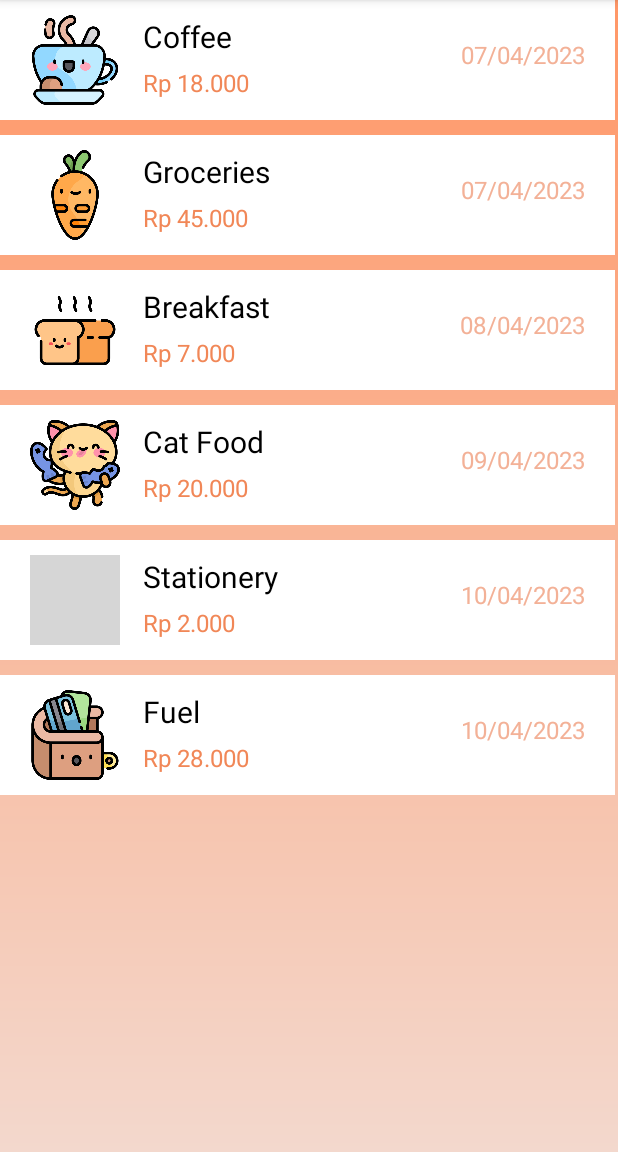
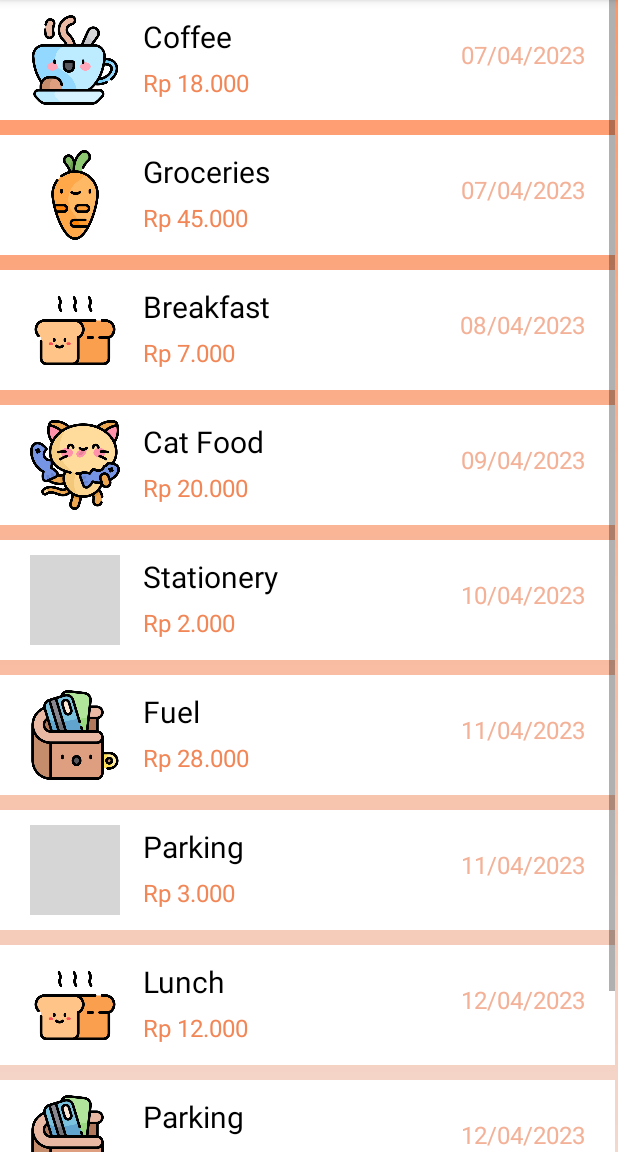
Before and after one commit to liecy/pbp-andro, an Android app: the fragment SecondFragment placed in its activity, on a phone screen of 412 x 824 dp, the part 84-1236 px from its top. Run offline under Robolectric (Android 15) with nearby library versions, the phone set to English and light mode, and no system bars; 3 statements that could not run were skipped; grey boxes are pictures that could not be loaded.

Commit message:
add data 7-10

```diff
--- a/app/src/main/java/id/ac/unri/platformandrorahmi2/SecondFragment.java
+++ b/app/src/main/java/id/ac/unri/platformandrorahmi2/SecondFragment.java
@@ -67,13 +67,17 @@ public class SecondFragment extends Fragment {
         ListView listView = view.findViewById(R.id.listview);
         ArrayList<ListData> listData = new ArrayList<>();
 
-        ListData data1, data2, data3, data4, data5, data6;
+        ListData data1, data2, data3, data4, data5, data6, data7, data8, data9, data10;
         data1 = new ListData("Coffee", "Rp 18.000", "07/04/2023", R.drawable.coffee);
         data2 = new ListData("Groceries", "Rp 45.000", "07/04/2023", R.drawable.carrot);
         data3 = new ListData("Breakfast", "Rp 7.000", "08/04/2023", R.drawable.bread);
         data4 = new ListData("Cat Food", "Rp 20.000", "09/04/2023", R.drawable.kitty);
         data5 = new ListData("Stationery", "Rp 2.000", "10/04/2023", R.drawable.pen);
-        data6 = new ListData("Fuel", "Rp 28.000", "10/04/2023", R.drawable.wallet);
+        data6 = new ListData("Fuel", "Rp 28.000", "11/04/2023", R.drawable.wallet);
+        data7 = new ListData("Parking", "Rp 3.000", "11/04/2023", R.drawable.dollars);
+        data8 = new ListData("Lunch", "Rp 12.000", "12/04/2023", R.drawable.bread);
+        data9 = new ListData("Parking", "Rp 3.000", "12/04/2023", R.drawable.wallet);
+        data10 = new ListData("House Rent", "Rp 500.000", "12/04/2023", R.drawable.bill);
 
         listData.add(data1);
         listData.add(data2);
@@ -81,6 +85,10 @@ public class SecondFragment extends Fragment {
         listData.add(data4);
         listData.add(data5);
         listData.add(data6);
+        listData.add(data7);
+        listData.add(data8);
+        listData.add(data9);
+        listData.add(data10);
 
         ListAdapter adapter = new ListAdapter(getActivity(), R.layout.single_list_item, listData);
         listView.setAdapter(adapter);
```
